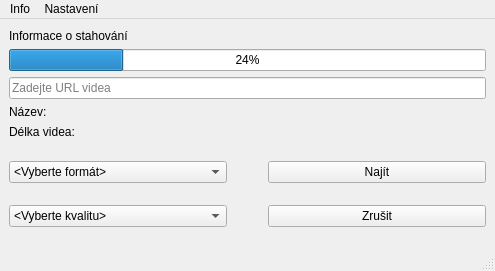
Qt form mainwindow.ui (RxiPland/y2mate_desktop) before a commit.
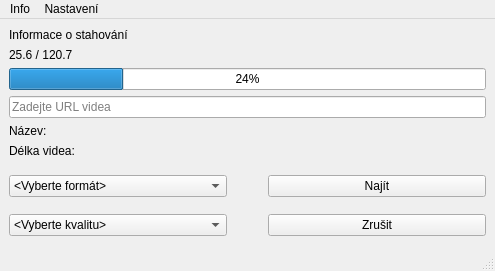
The same form after that commit. Icons and pictures are not drawn.

Patch:
```diff
--- a/mainwindow.ui
+++ b/mainwindow.ui
@@ -37,6 +37,13 @@
         </property>
        </widget>
       </item>
+      <item>
+       <widget class="QLabel" name="label_4">
+        <property name="text">
+         <string>25.6 / 120.7</string>
+        </property>
+       </widget>
+      </item>
       <item>
        <widget class="QProgressBar" name="progressBar">
         <property name="value">
```
Left out of the diff: 4 changed lines with no effect on the pictures.
